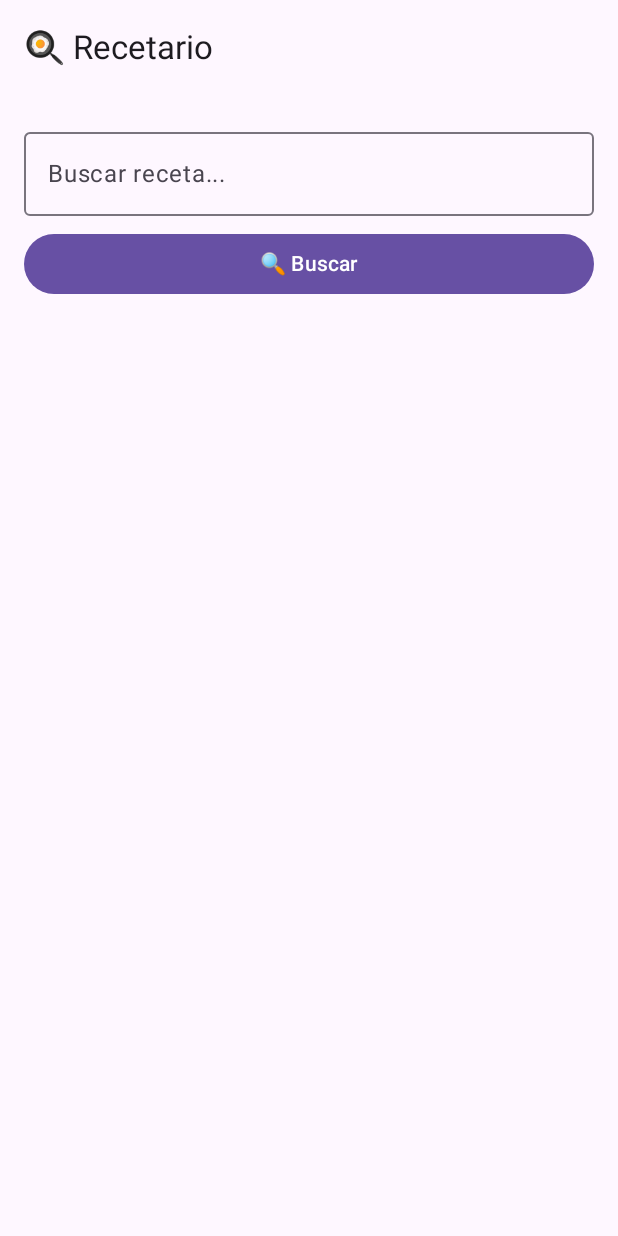
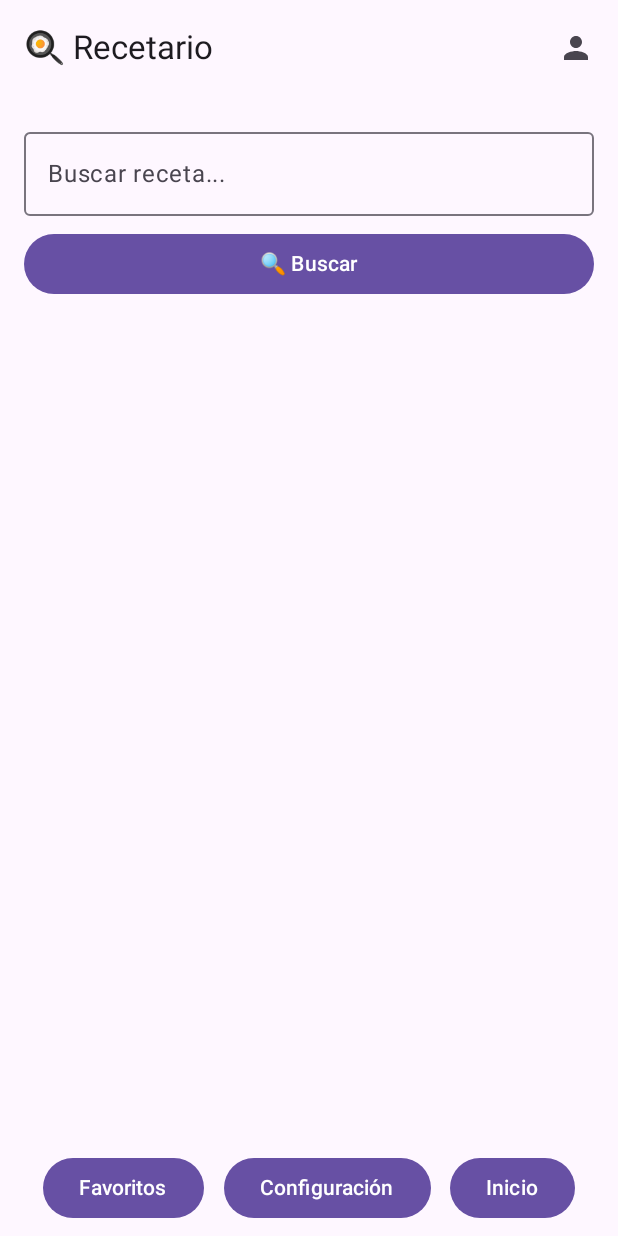
Before and after one commit to r78jhj78/CamCook_v1, an Android app built with Jetpack Compose: the RecetasScreen screen opened through its navigation route, on a phone screen of 412 x 824 dp. Run offline under Robolectric (Android 15) with nearby library versions, the light colour scheme and no system bars; our stand-ins replace Firebase (no records; nobody signed in at launch, a user with empty details on screens opened directly); pictures from the network do not load.

Commit message:
Completo en visualización del popup, cabio de la interfaz con 3 botones simples para el consumo de la api de roboflow, incremento en tiempo real, busqueda semi-perfecta. Falta en el boton de busqueda de recetas volver al inicio de las recetas en RecetasScreen.kt

```diff
--- a/app/src/main/java/com/example/pruebafastapiconbuscadorylikes/MainActivity.kt
+++ b/app/src/main/java/com/example/pruebafastapiconbuscadorylikes/MainActivity.kt
@@ -124,25 +124,45 @@ class MainActivity : ComponentActivity() {
                         userId = userId,
                         onRecetaClick = { receta ->
                             val recetaJson = Uri.encode(Gson().toJson(receta))
-                            navController.navigate("${Routes.DETALLE_RECETA}/$recetaJson")
+                            navController.navigate("detalle_receta/${receta.id}")
+                        },
+                        onGoToProfile = {
+                            // Navega a pantalla de perfil
+                            navController.navigate("perfil")
+                        },
+                        onGoToFavorites = {
+                            // Navega a pantalla favoritos
+                            navController.navigate("favoritos")
+                        },
+                        onGoToSettings = {
+                            // Navega a configuración
+                            navController.navigate("configuracion")
+                        },
+                        onGoBackToInicio = {
+                            // Regresa a esta misma pantalla "Recetas" limpiando el backstack si quieres
+                            navController.navigate(Routes.RECETAS) {
+                                popUpTo(navController.graph.startDestinationId) { inclusive = true }
+                                launchSingleTop = true
+                            }
                         }
                     )
                 }
 
+
                 composable(
-                    route = "${Routes.DETALLE_RECETA}/{recetaJson}",
-                    arguments = listOf(navArgument("recetaJson") {
-                        type = NavType.StringType
-                    })
+                    route = "detalle_receta/{recetaId}",
+                    arguments = listOf(navArgument("recetaId") { type = NavType.StringType })
                 ) { backStackEntry ->
-                    val recetaJson = backStackEntry.arguments?.getString("recetaJson")
-                    val receta = Gson().fromJson(recetaJson, Receta::class.java)
-
-                    DetalleRecetaScreen(
-                        receta = receta,
-                        onBack = { navController.popBackStack() },
-                        onLike = { viewModel.darLike(receta.id, userId) }
-                    )
+                    val recetaId = backStackEntry.arguments?.getString("recetaId") ?: return@composable
+                    val recetas by viewModel.recetas.collectAsState()
+                    val receta = recetas.find { it.id == recetaId }
+                    if (receta != null) {
+                        DetalleRecetaScreen(
+                            receta = receta,
+                            onBack = { navController.popBackStack() },
+                            onLike = { viewModel.darLike(receta.id, userId) }
+                        )
+                    }
                 }
             }
         }
--- a/app/src/main/java/com/example/pruebafastapiconbuscadorylikes/ui/screens/RecetasScreen.kt
+++ b/app/src/main/java/com/example/pruebafastapiconbuscadorylikes/ui/screens/RecetasScreen.kt
@@ -7,7 +7,9 @@ import androidx.compose.foundation.background
 import androidx.compose.foundation.clickable
 import androidx.compose.foundation.layout.*
 import androidx.compose.foundation.lazy.LazyColumn
+import androidx.compose.foundation.lazy.LazyListState
 import androidx.compose.foundation.lazy.items
+import androidx.compose.foundation.lazy.rememberLazyListState
 import androidx.compose.material.icons.Icons
 import androidx.compose.material.icons.filled.ExpandMore
 import androidx.compose.material.icons.filled.ExpandLess
@@ -37,9 +39,220 @@ import androidx.compose.material3.Scaffold
 import androidx.compose.material3.SegmentedButtonDefaults.Icon
 import androidx.compose.material.icons.filled.ExpandMore
 import androidx.compose.material.icons.filled.ExpandLess
+import androidx.compose.material.icons.filled.Person
 import androidx.compose.material3.Checkbox
+import androidx.compose.material3.IconButton
 import androidx.compose.material3.Surface
 import androidx.compose.material3.TextButton
+import androidx.compose.runtime.saveable.rememberSaveable
+@OptIn(ExperimentalMaterial3Api::class)
+@Composable
+fun SmallTopAppBar(
+    title: @Composable () -> Unit,
+    actions: @Composable RowScope.() -> Unit = {}
+) {
+    TopAppBar(
+        title = title,
+        actions = actions,
+        colors = TopAppBarDefaults.topAppBarColors(
+            containerColor = MaterialTheme.colorScheme.primary,
+            titleContentColor = MaterialTheme.colorScheme.onPrimary
+        )
+    )
+}
+
+@Composable
+fun RecetasScreen(
+    viewModel: RecetasViewModel,
+    userId: String,
+    onRecetaClick: (Receta) -> Unit,
+    onGoToProfile: () -> Unit,
+    onGoToFavorites: () -> Unit,
+    onGoToSettings: () -> Unit,
+    onGoBackToInicio: () -> Unit
+) {
+    val recetas by viewModel.recetas.collectAsState()
+    val isLoading by viewModel.isLoading.collectAsState()
+    var query by remember { mutableStateOf("") }
+    val listState = rememberSaveable(saver = LazyListState.Saver) {
+        LazyListState()
+    }
+
+    LaunchedEffect(recetas) {
+        if (recetas.isEmpty()) {
+            viewModel.escucharTodasRecetas()
+        }
+    }
+
+    Scaffold(
+        topBar = {
+            SmallTopAppBar(
+                title = { Text("🍳 Recetario") },
+                actions = {
+                    IconButton(onClick = onGoToProfile) {
+                        Icon(
+                            imageVector = Icons.Default.Person,
+                            contentDescription = "Perfil"
+                        )
+                    }
+                }
+            )
+        },
+        bottomBar = {
+            Row(
+                modifier = Modifier
+                    .fillMaxWidth()
+                    .padding(vertical = 8.dp, horizontal = 16.dp),
+                horizontalArrangement = Arrangement.SpaceEvenly
+            ) {
+                Button(onClick = onGoToFavorites) {
+                    Text("Favoritos")
+                }
+                Button(onClick = onGoToSettings) {
+                    Text("Configuración")
+                }
+                Button(onClick = onGoBackToInicio) {
+                    Text("Inicio")
+                }
+            }
+        }
+    ) { padding ->
+        Column(
+            modifier = Modifier
+                .padding(padding)
+                .padding(16.dp)
+                .fillMaxSize()
+        ) {
+            OutlinedTextField(
+                value = query,
+                onValueChange = { query = it },
+                label = { Text("Buscar receta...") },
+                modifier = Modifier.fillMaxWidth()
+            )
+
+            Spacer(modifier = Modifier.height(8.dp))
+
+            Button(
+                onClick = { viewModel.buscarRecetas(query) },
+                modifier = Modifier.fillMaxWidth()
+            ) {
+                Text("🔍 Buscar")
+            }
+
+            Spacer(modifier = Modifier.height(12.dp))
+
+            if (isLoading) {
+                Box(modifier = Modifier.fillMaxSize(), contentAlignment = Alignment.Center) {
+                    CircularProgressIndicator()
+                }
+            } else {
+                LazyColumn(state = listState) {
+                    items(recetas) { receta ->
+                        RecetaCard(
+                            receta = receta,
+                            onLike = { viewModel.darLike(receta.id, userId) },
+                            onClick = {
+                                viewModel.sumarVistaReceta(receta.id)
+                                onRecetaClick(receta)
+                            }
+                        )
+                    }
+                }
+            }
+        }
+    }
+}
+
+
+
+@OptIn(ExperimentalMaterial3Api::class)
+@Composable
+fun SmallTopAppBar(title: @Composable () -> Unit) {
+    TopAppBar(
+        title = title,
+        colors = TopAppBarDefaults.topAppBarColors(
+            containerColor = MaterialTheme.colorScheme.primary,
+            titleContentColor = MaterialTheme.colorScheme.onPrimary
+        )
+    )
+}
+
+@Composable
+fun RecetaCard(
+    receta: Receta,
+    onLike: () -> Unit,
+    onClick: () -> Unit
+) {
+    var expanded by remember { mutableStateOf(false) }
+    val dioLike = receta.liked_by.isNotEmpty()
+
+    Card(
+        modifier = Modifier
+            .fillMaxWidth()
+            .padding(vertical = 6.dp)
+            // Cambiado: aquí el click abre el detalle
+            .clickable { onClick() }
+            .animateContentSize(animationSpec = spring()),
+        elevation = CardDefaults.cardElevation(defaultElevation = 6.dp)
+    ) {
+        Column(modifier = Modifier.padding(12.dp)) {
+            // Encabezado
+            Row(verticalAlignment = Alignment.CenterVertically) {
+                Text(
+                    receta.titulo,
+                    style = MaterialTheme.typography.titleMedium,
+                    fontWeight = FontWeight.Bold,
+                    modifier = Modifier.weight(1f)
+                )
+
+                Icon(
+                    imageVector = if (expanded) Icons.Default.ExpandLess else Icons.Default.ExpandMore,
+                    contentDescription = null,
+                    tint = Color.Gray
+                )
+            }
+
+            if (expanded && receta.descripcion.isNotBlank()) {
+                Spacer(modifier = Modifier.height(4.dp))
+                Text(receta.descripcion, style = MaterialTheme.typography.bodyMedium)
+            }
+
+            Spacer(modifier = Modifier.height(8.dp))
+
+            // Likes y vistas
+            Row(
+                modifier = Modifier.fillMaxWidth(),
+                horizontalArrangement = Arrangement.SpaceBetween,
+                verticalAlignment = Alignment.CenterVertically
+            ) {
+                Text("❤️ ${receta.likes} likes  👁️ ${receta.popup_clicks} vistas")
+                TextButton(onClick = onLike) {
+                    Text(if (dioLike) "💔 Quitar Like" else "❤️ Like")
+                }
+            }
+        }
+    }
+}
+@Composable
+fun InfoChip(text: String) {
+    Surface(
+        color = Color(0xFFF3E5F5),
+        shape = MaterialTheme.shapes.small,
+        tonalElevation = 2.dp
+    ) {
+        Text(
+            text = text,
+            modifier = Modifier.padding(horizontal = 8.dp, vertical = 4.dp),
+            style = MaterialTheme.typography.bodySmall,
+            color = Color(0xFF4A148C)
+        )
+    }
+}
+
+
+
+
+
 
 /*
 @Composable
@@ -383,151 +596,3 @@ fun DetalleRecetaScreen(
     }
 }
 */
-@Composable
-fun RecetasScreen(
-    viewModel: RecetasViewModel,
-    userId: String,
-    onRecetaClick: (Receta) -> Unit
-) {
-    val recetas by viewModel.recetas.collectAsState()
-    val isLoading by viewModel.isLoading.collectAsState()
-    var query by remember { mutableStateOf("") }
-
-    LaunchedEffect(Unit) {
-        viewModel.escucharTodasRecetas()
-    }
-
-    Scaffold(
-        topBar = {
-            SmallTopAppBar(title = { Text("🍳 Recetario") })
-        }
-    ) { padding ->
-        Column(
-            modifier = Modifier
-                .padding(padding)
-                .padding(16.dp)
-                .fillMaxSize()
-        ) {
-            OutlinedTextField(
-                value = query,
-                onValueChange = { query = it },
-                label = { Text("Buscar receta...") },
-                modifier = Modifier.fillMaxWidth()
-            )
-
-            Spacer(modifier = Modifier.height(8.dp))
-
-            Button(
-                onClick = { viewModel.buscarRecetas(query) },
-                modifier = Modifier.fillMaxWidth()
-            ) {
-                Text("🔍 Buscar")
-            }
-
-            Spacer(modifier = Modifier.height(12.dp))
-
-            if (isLoading) {
-                Box(modifier = Modifier.fillMaxSize(), contentAlignment = Alignment.Center) {
-                    CircularProgressIndicator()
-                }
-            } else {
-                LazyColumn {
-                    items(recetas) { receta ->
-                        RecetaCard(
-                            receta = receta,
-                            onLike = { viewModel.darLike(receta.id, userId) },
-                            onClick = {
-                                viewModel.sumarVistaReceta(receta.id)
-                                onRecetaClick(receta)
-                            }
-                        )
-                    }
-                }
-            }
-        }
-    }
-}
-
-@OptIn(ExperimentalMaterial3Api::class)
-@Composable
-fun SmallTopAppBar(title: @Composable () -> Unit) {
-    TopAppBar(
-        title = title,
-        colors = TopAppBarDefaults.topAppBarColors(
-            containerColor = MaterialTheme.colorScheme.primary,
-            titleContentColor = MaterialTheme.colorScheme.onPrimary
-        )
-    )
-}
-
-@Composable
-fun RecetaCard(
-    receta: Receta,
-    onLike: () -> Unit,
-    onClick: () -> Unit
-) {
-    var expanded by remember { mutableStateOf(false) }
-    val dioLike = receta.liked_by.isNotEmpty()
-
-    Card(
-        modifier = Modifier
-            .fillMaxWidth()
-            .padding(vertical = 6.dp)
-            // Cambiado: aquí el click abre el detalle
-            .clickable { onClick() }
-            .animateContentSize(animationSpec = spring()),
-        elevation = CardDefaults.cardElevation(defaultElevation = 6.dp)
-    ) {
-        Column(modifier = Modifier.padding(12.dp)) {
-            // Encabezado
-            Row(verticalAlignment = Alignment.CenterVertically) {
-                Text(
-                    receta.titulo,
-                    style = MaterialTheme.typography.titleMedium,
-                    fontWeight = FontWeight.Bold,
-                    modifier = Modifier.weight(1f)
-                )
-
-                Icon(
-                    imageVector = if (expanded) Icons.Default.ExpandLess else Icons.Default.ExpandMore,
-                    contentDescription = null,
-                    tint = Color.Gray
-                )
-            }
-
-            if (expanded && receta.descripcion.isNotBlank()) {
-                Spacer(modifier = Modifier.height(4.dp))
-                Text(receta.descripcion, style = MaterialTheme.typography.bodyMedium)
-            }
-
-            Spacer(modifier = Modifier.height(8.dp))
-
-            // Likes y vistas
-            Row(
-                modifier = Modifier.fillMaxWidth(),
-                horizontalArrangement = Arrangement.SpaceBetween,
-                verticalAlignment = Alignment.CenterVertically
-            ) {
-                Text("❤️ ${receta.likes} likes  👁️ ${receta.popup_clicks} vistas")
-                TextButton(onClick = onLike) {
-                    Text(if (dioLike) "💔 Quitar Like" else "❤️ Like")
-                }
-            }
-        }
-    }
-}
-@Composable
-fun InfoChip(text: String) {
-    Surface(
-        color = Color(0xFFF3E5F5),
-        shape = MaterialTheme.shapes.small,
-        tonalElevation = 2.dp
-    ) {
-        Text(
-            text = text,
-            modifier = Modifier.padding(horizontal = 8.dp, vertical = 4.dp),
-            style = MaterialTheme.typography.bodySmall,
-            color = Color(0xFF4A148C)
-        )
-    }
-}
```
Also changed, not shown: app/src/main/java/com/example/pruebafastapiconbuscadorylikes/navigation/NavGraph.kt (+9 -0 lines), app/src/main/java/com/example/pruebafastapiconbuscadorylikes/ui/screens/DetalleRecetaScreen.kt (line endings or trailing spaces).
